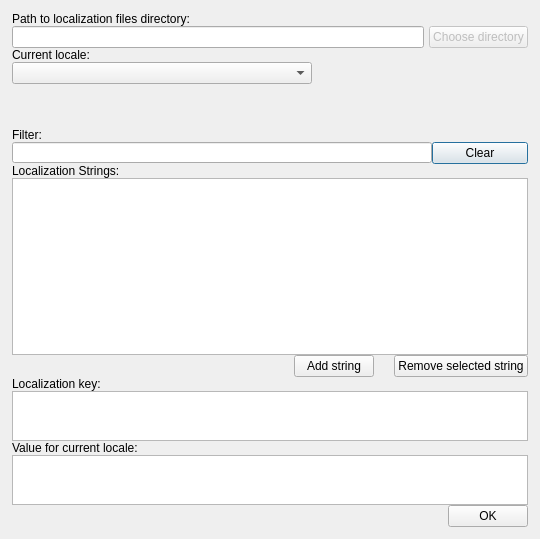
xaoctech/dava.engine, file Tools/UIEditor/UI/localizationeditordialog.ui: the form before one commit.
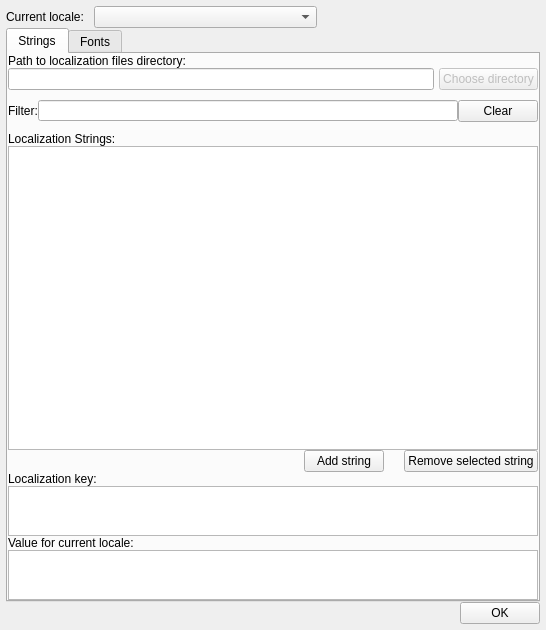
The form after the commit.

Commit message: DF-3435 added tabs to localization dialog to select font presets

Diff of the .ui file:
```diff
--- a/Tools/UIEditor/UI/localizationeditordialog.ui
+++ b/Tools/UIEditor/UI/localizationeditordialog.ui
@@ -6,8 +6,8 @@
    <rect>
     <x>0</x>
     <y>0</y>
-    <width>540</width>
-    <height>539</height>
+    <width>546</width>
+    <height>630</height>
    </rect>
   </property>
   <property name="minimumSize">
@@ -30,41 +30,157 @@
     <number>0</number>
    </property>
    <property name="margin">
-    <number>12</number>
+    <number>6</number>
    </property>
    <item>
-    <layout class="QGridLayout" name="gridLayout">
-     <property name="spacing">
-      <number>0</number>
-     </property>
-     <item row="5" column="0">
-      <layout class="QVBoxLayout" name="verticalLayout_2">
+    <layout class="QVBoxLayout" name="localeVLayout">
+     <item>
+      <layout class="QHBoxLayout" name="localeHLayout">
+       <item>
+        <widget class="QLabel" name="localeLabel">
+         <property name="sizePolicy">
+          <sizepolicy hsizetype="Minimum" vsizetype="Preferred">
+           <horstretch>0</horstretch>
+           <verstretch>0</verstretch>
+          </sizepolicy>
+         </property>
+         <property name="text">
+          <string>Current locale:</string>
+         </property>
+        </widget>
+       </item>
        <item>
-        <layout class="QVBoxLayout" name="verticalLayout_3">
+        <spacer name="horizontalSpacer_2">
+         <property name="orientation">
+          <enum>Qt::Horizontal</enum>
+         </property>
+         <property name="sizeType">
+          <enum>QSizePolicy::Minimum</enum>
+         </property>
+         <property name="sizeHint" stdset="0">
+          <size>
+           <width>10</width>
+           <height>20</height>
+          </size>
+         </property>
+        </spacer>
+       </item>
          <item>
-          <spacer name="verticalSpacer">
+        <widget class="QComboBox" name="currentLocaleComboBox">
+         <property name="sizePolicy">
+          <sizepolicy hsizetype="MinimumExpanding" vsizetype="Fixed">
+           <horstretch>0</horstretch>
+           <verstretch>0</verstretch>
+          </sizepolicy>
+         </property>
+         <property name="minimumSize">
+          <size>
+           <width>200</width>
+           <height>0</height>
+          </size>
+         </property>
+        </widget>
+       </item>
+       <item>
+        <spacer name="localeHSpacer">
            <property name="orientation">
-            <enum>Qt::Vertical</enum>
+          <enum>Qt::Horizontal</enum>
            </property>
            <property name="sizeHint" stdset="0">
             <size>
-             <width>20</width>
-             <height>60</height>
+           <width>108</width>
+           <height>17</height>
             </size>
            </property>
           </spacer>
          </item>
+      </layout>
+     </item>
+    </layout>
+   </item>
          <item>
-          <widget class="QLabel" name="label_4">
+    <widget class="QTabWidget" name="tabs">
+     <property name="currentIndex">
+      <number>0</number>
+     </property>
+     <widget class="QWidget" name="tabStrings">
+      <property name="sizePolicy">
+       <sizepolicy hsizetype="Preferred" vsizetype="Maximum">
+        <horstretch>0</horstretch>
+        <verstretch>0</verstretch>
+       </sizepolicy>
+      </property>
+      <attribute name="title">
+       <string>Strings</string>
+      </attribute>
+      <layout class="QVBoxLayout" name="verticalLayout_5">
+       <property name="spacing">
+        <number>0</number>
+       </property>
+       <property name="margin">
+        <number>0</number>
+       </property>
+       <item>
+        <layout class="QVBoxLayout" name="localizationFilePathVLayout">
+         <item>
+          <widget class="QLabel" name="filePathLabel">
+           <property name="text">
+            <string>Path to localization files directory:</string>
+           </property>
+          </widget>
+         </item>
+         <item>
+          <layout class="QHBoxLayout" name="localizationFilePathHLayout">
+           <property name="spacing">
+            <number>5</number>
+           </property>
+           <item>
+            <widget class="QLineEdit" name="localizationFilePathLineEdit">
+             <property name="minimumSize">
+              <size>
+               <width>350</width>
+               <height>0</height>
+              </size>
+             </property>
+             <property name="layoutDirection">
+              <enum>Qt::RightToLeft</enum>
+             </property>
+             <property name="readOnly">
+              <bool>true</bool>
+             </property>
+            </widget>
+           </item>
+           <item>
+            <widget class="QPushButton" name="openLocalizationFileButton">
+             <property name="enabled">
+              <bool>false</bool>
+             </property>
+             <property name="text">
+              <string>Choose directory</string>
+             </property>
+            </widget>
+           </item>
+          </layout>
+         </item>
+        </layout>
+       </item>
+       <item>
+        <layout class="QHBoxLayout" name="filterHLayout">
+         <property name="topMargin">
+          <number>10</number>
+         </property>
+         <property name="bottomMargin">
+          <number>10</number>
+         </property>
+         <item>
+          <widget class="QLabel" name="filterLabel">
            <property name="text">
             <string>Filter:</string>
            </property>
           </widget>
          </item>
          <item>
-          <layout class="QHBoxLayout" name="horizontalLayout_25">
-           <item>
-            <widget class="QLineEdit" name="filterTextBox">
+          <widget class="QLineEdit" name="filterLineEdit">
              <property name="maximumSize">
               <size>
                <width>420</width>
@@ -82,27 +198,39 @@
            </item>
           </layout>
          </item>
-        </layout>
-       </item>
        <item>
-        <widget class="QLabel" name="label">
+        <layout class="QVBoxLayout" name="stringsVLayout">
+         <property name="spacing">
+          <number>0</number>
+         </property>
+         <item>
+          <widget class="QLabel" name="stringsLabel">
          <property name="text">
           <string>Localization Strings:</string>
          </property>
         </widget>
        </item>
        <item>
-        <widget class="QTableView" name="tableView">
+          <widget class="QTableView" name="stringsTableView">
+           <property name="sizePolicy">
+            <sizepolicy hsizetype="Expanding" vsizetype="Expanding">
+             <horstretch>0</horstretch>
+             <verstretch>0</verstretch>
+            </sizepolicy>
+           </property>
          <property name="minimumSize">
           <size>
            <width>0</width>
-           <height>0</height>
+             <height>240</height>
           </size>
          </property>
         </widget>
        </item>
        <item>
-        <layout class="QHBoxLayout" name="horizontalLayout_9">
+          <layout class="QHBoxLayout" name="stringsHLayout">
+           <property name="spacing">
+            <number>0</number>
+           </property>
          <item>
           <spacer name="horizontalSpacer_3">
            <property name="orientation">
@@ -118,6 +246,12 @@
          </item>
          <item>
           <widget class="QPushButton" name="addStringButton">
+             <property name="sizePolicy">
+              <sizepolicy hsizetype="Minimum" vsizetype="Maximum">
+               <horstretch>0</horstretch>
+               <verstretch>0</verstretch>
+              </sizepolicy>
+             </property>
            <property name="text">
             <string>Add string</string>
            </property>
@@ -141,6 +275,12 @@
          </item>
          <item>
           <widget class="QPushButton" name="removeStringButton">
+             <property name="sizePolicy">
+              <sizepolicy hsizetype="Minimum" vsizetype="Maximum">
+               <horstretch>0</horstretch>
+               <verstretch>0</verstretch>
+              </sizepolicy>
+             </property>
            <property name="text">
             <string>Remove selected string</string>
            </property>
@@ -148,25 +288,15 @@
          </item>
         </layout>
        </item>
-      </layout>
-     </item>
-     <item row="6" column="0">
-      <layout class="QVBoxLayout" name="verticalLayout_4">
-       <property name="spacing">
-        <number>-1</number>
-       </property>
-       <property name="sizeConstraint">
-        <enum>QLayout::SetDefaultConstraint</enum>
-       </property>
        <item>
-        <widget class="QLabel" name="label_2">
+          <widget class="QLabel" name="keyLabel">
          <property name="text">
           <string>Localization key:</string>
          </property>
         </widget>
        </item>
        <item>
-        <widget class="QPlainTextEdit" name="txtLocalizationKey">
+          <widget class="QPlainTextEdit" name="keyTextEdit">
          <property name="enabled">
           <bool>true</bool>
          </property>
@@ -188,7 +318,13 @@
         </widget>
        </item>
        <item>
-        <widget class="QLabel" name="label_3">
+          <widget class="QLabel" name="valueLabel">
+           <property name="minimumSize">
+            <size>
+             <width>0</width>
+             <height>0</height>
+            </size>
+           </property>
          <property name="maximumSize">
           <size>
            <width>16777215</width>
@@ -201,7 +337,7 @@
         </widget>
        </item>
        <item>
-        <widget class="QPlainTextEdit" name="txtLocalizationValue">
+          <widget class="QPlainTextEdit" name="valueTextEdit">
          <property name="minimumSize">
           <size>
            <width>0</width>
@@ -216,10 +352,99 @@
          </property>
         </widget>
        </item>
+        </layout>
+       </item>
+      </layout>
+     </widget>
+     <widget class="QWidget" name="tabFonts">
+      <attribute name="title">
+       <string>Fonts</string>
+      </attribute>
+      <layout class="QVBoxLayout" name="verticalLayout_2">
+       <property name="spacing">
+        <number>0</number>
+       </property>
+       <property name="margin">
+        <number>0</number>
+       </property>
        <item>
-        <layout class="QHBoxLayout" name="horizontalLayout_3">
+        <layout class="QVBoxLayout" name="fontsVLayout">
          <item>
-          <spacer name="horizontalSpacer_2">
+          <layout class="QHBoxLayout" name="fontsFilterHLayout">
+           <item>
+            <widget class="QLabel" name="fontsFilterLabel">
+             <property name="text">
+              <string>Filter:</string>
+             </property>
+            </widget>
+           </item>
+           <item>
+            <widget class="QLineEdit" name="fontsFilterLineEdit"/>
+           </item>
+           <item>
+            <widget class="QPushButton" name="clearFontsFilterButton">
+             <property name="text">
+              <string>Clear</string>
+             </property>
+            </widget>
+           </item>
+          </layout>
+         </item>
+         <item>
+          <widget class="QLabel" name="fontsLabel">
+           <property name="text">
+            <string>Localization Fonts:</string>
+           </property>
+          </widget>
+         </item>
+         <item>
+          <widget class="QTableView" name="fontsTableView"/>
+         </item>
+        </layout>
+       </item>
+       <item>
+        <layout class="QHBoxLayout" name="horizontalLayout">
+         <item>
+          <widget class="QPushButton" name="addFontButton">
+           <property name="text">
+            <string>Add New Font</string>
+           </property>
+          </widget>
+         </item>
+         <item>
+          <spacer name="horizontalSpacer">
+           <property name="orientation">
+            <enum>Qt::Horizontal</enum>
+           </property>
+           <property name="sizeHint" stdset="0">
+            <size>
+             <width>40</width>
+             <height>20</height>
+            </size>
+           </property>
+          </spacer>
+         </item>
+         <item>
+          <widget class="QPushButton" name="removeFontButton">
+           <property name="text">
+            <string>Remove Selected Font</string>
+           </property>
+          </widget>
+         </item>
+        </layout>
+       </item>
+      </layout>
+     </widget>
+    </widget>
+   </item>
+   <item>
+    <widget class="QWidget" name="widget" native="true">
+     <layout class="QHBoxLayout" name="horizontalLayout_4">
+      <property name="margin">
+       <number>0</number>
+      </property>
+      <item>
+       <spacer name="okHSpacer">
            <property name="orientation">
             <enum>Qt::Horizontal</enum>
            </property>
@@ -251,84 +476,7 @@
           </widget>
          </item>
         </layout>
-       </item>
-      </layout>
-     </item>
-     <item row="4" column="0">
-      <layout class="QHBoxLayout" name="horizontalLayout_2">
-       <item>
-        <widget class="QComboBox" name="currentLocaleComboBox">
-         <property name="minimumSize">
-          <size>
-           <width>300</width>
-           <height>0</height>
-          </size>
-         </property>
-        </widget>
-       </item>
-       <item>
-        <spacer name="horizontalSpacer">
-         <property name="orientation">
-          <enum>Qt::Horizontal</enum>
-         </property>
-         <property name="sizeHint" stdset="0">
-          <size>
-           <width>108</width>
-           <height>17</height>
-          </size>
-         </property>
-        </spacer>
-       </item>
-      </layout>
-     </item>
-     <item row="2" column="0">
-      <widget class="QLabel" name="localeLabel">
-       <property name="text">
-        <string>Current locale:</string>
-       </property>
-      </widget>
-     </item>
-     <item row="1" column="0">
-      <layout class="QHBoxLayout" name="horizontalLayout">
-       <property name="spacing">
-        <number>5</number>
-       </property>
-       <item>
-        <widget class="QLineEdit" name="localizationFilePathLineEdit">
-         <property name="minimumSize">
-          <size>
-           <width>350</width>
-           <height>0</height>
-          </size>
-         </property>
-         <property name="layoutDirection">
-          <enum>Qt::RightToLeft</enum>
-         </property>
-         <property name="readOnly">
-          <bool>true</bool>
-         </property>
-        </widget>
-       </item>
-       <item>
-        <widget class="QPushButton" name="openLocalizationFileButton">
-         <property name="enabled">
-          <bool>false</bool>
-         </property>
-         <property name="text">
-          <string>Choose directory</string>
-         </property>
-        </widget>
-       </item>
-      </layout>
-     </item>
-     <item row="0" column="0">
-      <widget class="QLabel" name="filePathLabel">
-       <property name="text">
-        <string>Path to localization files directory:</string>
-       </property>
-      </widget>
-     </item>
-    </layout>
+    </widget>
    </item>
   </layout>
  </widget>
```
Left out of the diff: 12 changed lines with no effect on the pictures. Lines whose indentation alone changed are shown as unchanged. The commit also changes 11 other files.
